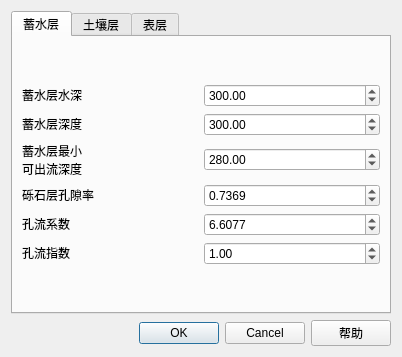
holmescao/sponge_city, file green_roof.ui: the form before one commit.
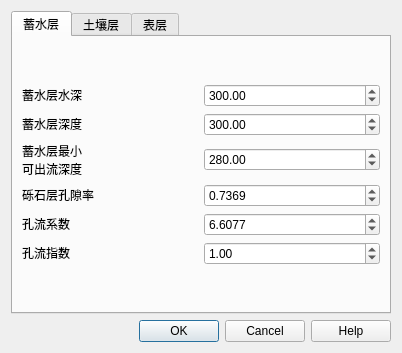
The form after the commit.

The edit to the form file:
```diff
--- a/green_roof.ui
+++ b/green_roof.ui
@@ -641,14 +641,7 @@
        <item>
         <widget class="QDialogButtonBox" name="pushButton_greenroof_ok">
          <property name="standardButtons">
-          <set>QDialogButtonBox::Cancel|QDialogButtonBox::Ok</set>
-         </property>
-        </widget>
-       </item>
-       <item>
-        <widget class="QPushButton" name="pushButton_greenroof_help">
-         <property name="text">
-          <string>帮助</string>
+          <set>QDialogButtonBox::Cancel|QDialogButtonBox::Help|QDialogButtonBox::Ok</set>
          </property>
         </widget>
        </item>
```
Left out of the diff: 4 changed lines with no effect on the pictures.
